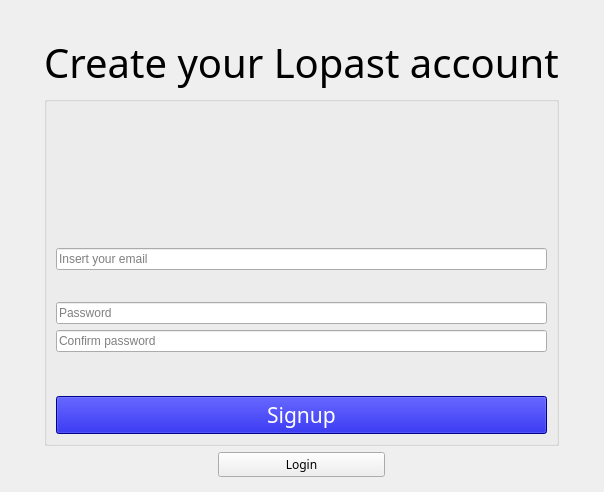
Old version of the form Client/signup.ui in the repository PolitoTeam/Scriba.
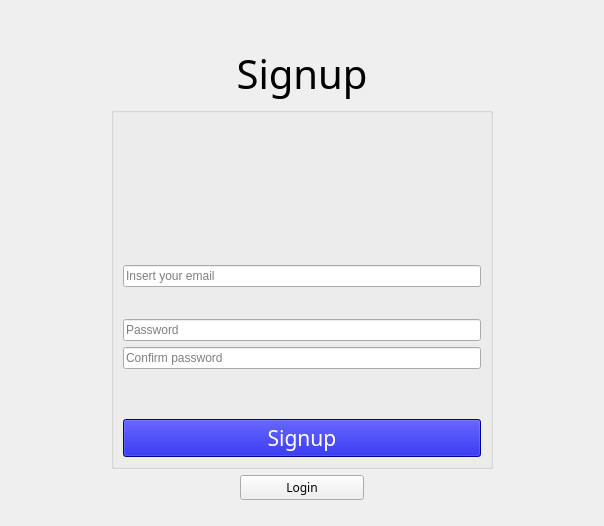
New version of the form. Icons and pictures are not drawn. Custom widgets are drawn as their Qt base class.

```diff
--- a/Client/signup.ui
+++ b/Client/signup.ui
@@ -7,7 +7,7 @@
     <x>0</x>
     <y>0</y>
     <width>604</width>
-    <height>492</height>
+    <height>526</height>
    </rect>
   </property>
   <property name="windowTitle">
@@ -634,7 +634,7 @@
         </font>
        </property>
        <property name="text">
-        <string>Create your Lopast account</string>
+        <string>Signup</string>
        </property>
        <property name="alignment">
         <set>Qt::AlignCenter</set>
```
